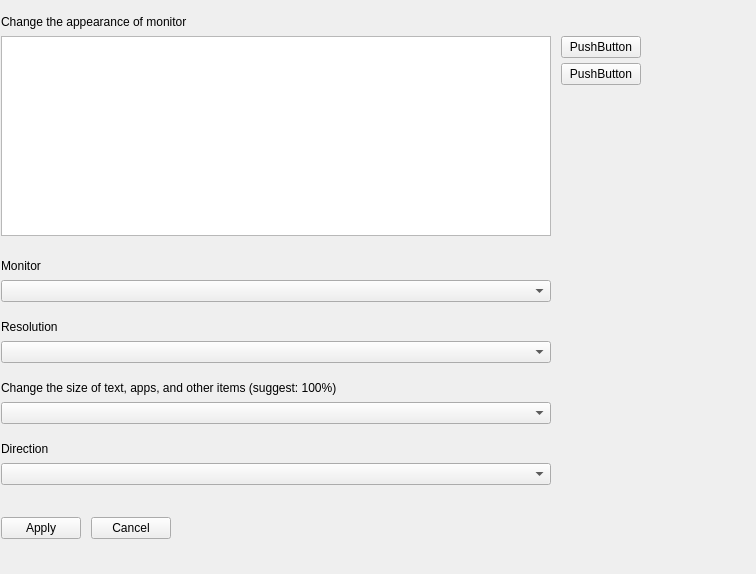
The window that plugins/system/display/display.ui (ukui/ukui-control-center) describes before a commit, drawn with Qt 5.
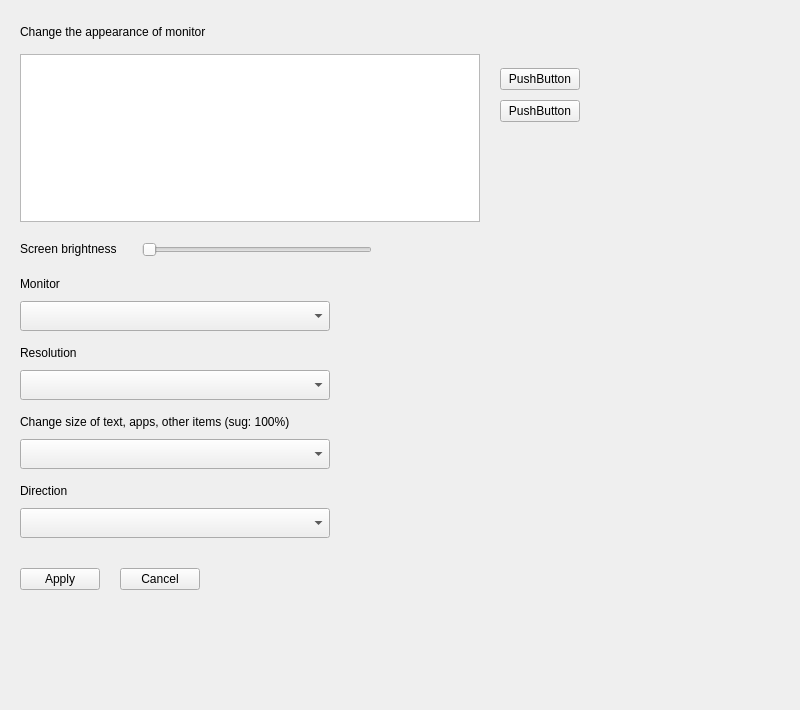
The same window after the commit.

Commit message: ukui3.0 ukui-control-center(exclude frame modules 30; unfinish 12; finish need beautify 18)  * 框架的初步美化，按照规范设置布局  * 系统模块的初步美化，按照规范设置布局

The edit to the form file:
```diff
--- a/plugins/system/display/display.ui
+++ b/plugins/system/display/display.ui
@@ -6,20 +6,20 @@
    <rect>
     <x>0</x>
     <y>0</y>
-    <width>756</width>
-    <height>574</height>
+    <width>800</width>
+    <height>710</height>
    </rect>
   </property>
   <property name="minimumSize">
    <size>
-    <width>756</width>
-    <height>574</height>
+    <width>800</width>
+    <height>710</height>
    </size>
   </property>
   <property name="maximumSize">
    <size>
-    <width>756</width>
-    <height>574</height>
+    <width>800</width>
+    <height>710</height>
    </size>
   </property>
   <property name="windowTitle">
@@ -40,44 +40,83 @@
    </property>
    <item>
     <widget class="QStackedWidget" name="StackedWidget">
-     <widget class="QWidget" name="Page1" native="true">
+     <property name="frameShape">
+      <enum>QFrame::NoFrame</enum>
+     </property>
+     <widget class="QWidget" name="Page1">
       <layout class="QHBoxLayout" name="horizontalLayout">
        <property name="spacing">
-        <number>10</number>
+        <number>20</number>
        </property>
        <property name="leftMargin">
-        <number>1</number>
+        <number>20</number>
+       </property>
+       <property name="topMargin">
+        <number>25</number>
+       </property>
+       <property name="rightMargin">
+        <number>0</number>
+       </property>
+       <property name="bottomMargin">
+        <number>0</number>
        </property>
        <item>
         <layout class="QVBoxLayout" name="verticalLayout">
          <property name="spacing">
-          <number>2</number>
+          <number>10</number>
          </property>
          <item>
-          <widget class="QLabel" name="label">
+          <widget class="QLabel" name="titleLabel">
+           <property name="sizePolicy">
+            <sizepolicy hsizetype="Fixed" vsizetype="Fixed">
+             <horstretch>0</horstretch>
+             <verstretch>0</verstretch>
+            </sizepolicy>
+           </property>
            <property name="minimumSize">
             <size>
              <width>0</width>
-             <height>25</height>
+             <height>0</height>
             </size>
            </property>
+           <property name="font">
+            <font>
+             <pointsize>9</pointsize>
+            </font>
+           </property>
            <property name="text">
             <string>Change the appearance of monitor</string>
            </property>
           </widget>
          </item>
+         <item>
+          <spacer name="verticalSpacer_8">
+           <property name="orientation">
+            <enum>Qt::Vertical</enum>
+           </property>
+           <property name="sizeType">
+            <enum>QSizePolicy::Fixed</enum>
+           </property>
+           <property name="sizeHint" stdset="0">
+            <size>
+             <width>20</width>
+             <height>5</height>
+            </size>
+           </property>
+          </spacer>
+         </item>
          <item>
           <widget class="QGraphicsView" name="graphicsView">
            <property name="minimumSize">
             <size>
-             <width>550</width>
-             <height>200</height>
+             <width>460</width>
+             <height>168</height>
             </size>
            </property>
            <property name="maximumSize">
             <size>
-             <width>550</width>
-             <height>200</height>
+             <width>460</width>
+             <height>168</height>
             </size>
            </property>
           </widget>
@@ -93,17 +132,97 @@
            <property name="sizeHint" stdset="0">
             <size>
              <width>20</width>
-             <height>15</height>
+             <height>5</height>
+            </size>
+           </property>
+          </spacer>
+         </item>
+         <item>
+          <layout class="QHBoxLayout" name="horizontalLayout_5">
+           <property name="spacing">
+            <number>25</number>
+           </property>
+           <item>
+            <widget class="QLabel" name="label_6">
+             <property name="sizePolicy">
+              <sizepolicy hsizetype="Fixed" vsizetype="Fixed">
+               <horstretch>0</horstretch>
+               <verstretch>0</verstretch>
+              </sizepolicy>
+             </property>
+             <property name="text">
+              <string>Screen brightness</string>
+             </property>
+             <property name="scaledContents">
+              <bool>true</bool>
+             </property>
+            </widget>
+           </item>
+           <item>
+            <widget class="QSlider" name="horizontalSlider">
+             <property name="minimumSize">
+              <size>
+               <width>230</width>
+               <height>0</height>
+              </size>
+             </property>
+             <property name="maximumSize">
+              <size>
+               <width>230</width>
+               <height>16777215</height>
+              </size>
+             </property>
+             <property name="orientation">
+              <enum>Qt::Horizontal</enum>
+             </property>
+            </widget>
+           </item>
+           <item>
+            <spacer name="horizontalSpacer_3">
+             <property name="orientation">
+              <enum>Qt::Horizontal</enum>
+             </property>
+             <property name="sizeType">
+              <enum>QSizePolicy::Expanding</enum>
+             </property>
+             <property name="sizeHint" stdset="0">
+              <size>
+               <width>40</width>
+               <height>25</height>
+              </size>
+             </property>
+            </spacer>
+           </item>
+          </layout>
+         </item>
+         <item>
+          <spacer name="verticalSpacer_9">
+           <property name="orientation">
+            <enum>Qt::Vertical</enum>
+           </property>
+           <property name="sizeType">
+            <enum>QSizePolicy::Fixed</enum>
+           </property>
+           <property name="sizeHint" stdset="0">
+            <size>
+             <width>20</width>
+             <height>5</height>
             </size>
            </property>
           </spacer>
          </item>
          <item>
           <widget class="QLabel" name="label_2">
+           <property name="sizePolicy">
+            <sizepolicy hsizetype="Fixed" vsizetype="Fixed">
+             <horstretch>0</horstretch>
+             <verstretch>0</verstretch>
+            </sizepolicy>
+           </property>
            <property name="minimumSize">
             <size>
              <width>0</width>
-             <height>25</height>
+             <height>0</height>
             </size>
            </property>
            <property name="text">
@@ -112,7 +231,20 @@
           </widget>
          </item>
          <item>
-          <widget class="QComboBox" name="comboBox"/>
+          <widget class="QComboBox" name="comboBox">
+           <property name="minimumSize">
+            <size>
+             <width>310</width>
+             <height>30</height>
+            </size>
+           </property>
+           <property name="maximumSize">
+            <size>
+             <width>310</width>
+             <height>30</height>
+            </size>
+           </property>
+          </widget>
          </item>
          <item>
           <spacer name="verticalSpacer_3">
@@ -125,17 +257,23 @@
            <property name="sizeHint" stdset="0">
             <size>
              <width>20</width>
-             <height>10</height>
+             <height>5</height>
             </size>
            </property>
           </spacer>
          </item>
          <item>
           <widget class="QLabel" name="label_3">
+           <property name="sizePolicy">
+            <sizepolicy hsizetype="Fixed" vsizetype="Fixed">
+             <horstretch>0</horstretch>
+             <verstretch>0</verstretch>
+            </sizepolicy>
+           </property>
            <property name="minimumSize">
             <size>
              <width>0</width>
-             <height>25</height>
+             <height>0</height>
             </size>
            </property>
            <property name="text">
@@ -144,7 +282,20 @@
           </widget>
          </item>
          <item>
-          <widget class="QComboBox" name="comboBox_2"/>
+          <widget class="QComboBox" name="comboBox_2">
+           <property name="minimumSize">
+            <size>
+             <width>310</width>
+             <height>30</height>
+            </size>
+           </property>
+           <property name="maximumSize">
+            <size>
+             <width>310</width>
+             <height>30</height>
+            </size>
+           </property>
+          </widget>
          </item>
          <item>
           <spacer name="verticalSpacer_4">
@@ -157,26 +308,48 @@
            <property name="sizeHint" stdset="0">
             <size>
              <width>20</width>
-             <height>10</height>
+             <height>5</height>
             </size>
            </property>
           </spacer>
          </item>
          <item>
           <widget class="QLabel" name="label_4">
+           <property name="sizePolicy">
+            <sizepolicy hsizetype="Fixed" vsizetype="Fixed">
+             <horstretch>0</horstretch>
+             <verstretch>0</verstretch>
+            </sizepolicy>
+           </property>
            <property name="minimumSize">
             <size>
              <width>0</width>
-             <height>25</height>
+             <height>0</height>
             </size>
            </property>
            <property name="text">
-            <string>Change the size of text, apps, and other items (suggest: 100%)</string>
+            <string>Change size of text, apps, other items (sug: 100%)</string>
+           </property>
+           <property name="scaledContents">
+            <bool>true</bool>
            </property>
           </widget>
          </item>
          <item>
-          <widget class="QComboBox" name="comboBox_3"/>
+          <widget class="QComboBox" name="comboBox_3">
+           <property name="minimumSize">
+            <size>
+             <width>310</width>
+             <height>30</height>
+            </size>
+           </property>
+           <property name="maximumSize">
+            <size>
+             <width>310</width>
+             <height>30</height>
+            </size>
+           </property>
+          </widget>
          </item>
          <item>
           <spacer name="verticalSpacer_5">
@@ -189,17 +362,23 @@
            <property name="sizeHint" stdset="0">
             <size>
              <width>20</width>
-             <height>10</height>
+             <height>5</height>
             </size>
            </property>
           </spacer>
          </item>
          <item>
           <widget class="QLabel" name="label_5">
+           <property name="sizePolicy">
+            <sizepolicy hsizetype="Fixed" vsizetype="Fixed">
+             <horstretch>0</horstretch>
+             <verstretch>0</verstretch>
+            </sizepolicy>
+           </property>
            <property name="minimumSize">
             <size>
              <width>0</width>
-             <height>25</height>
+             <height>0</height>
             </size>
            </property>
            <property name="text">
@@ -208,7 +387,20 @@
           </widget>
          </item>
          <item>
-          <widget class="QComboBox" name="comboBox_4"/>
+          <widget class="QComboBox" name="comboBox_4">
+           <property name="minimumSize">
+            <size>
+             <width>310</width>
+             <height>30</height>
+            </size>
+           </property>
+           <property name="maximumSize">
+            <size>
+             <width>310</width>
+             <height>30</height>
+            </size>
+           </property>
+          </widget>
          </item>
          <item>
           <spacer name="verticalSpacer_6">
@@ -221,7 +413,7 @@
            <property name="sizeHint" stdset="0">
             <size>
              <width>20</width>
-             <height>30</height>
+             <height>20</height>
             </size>
            </property>
           </spacer>
@@ -229,7 +421,7 @@
          <item>
           <layout class="QHBoxLayout" name="horizontalLayout_3">
            <property name="spacing">
-            <number>10</number>
+            <number>20</number>
            </property>
            <item>
             <widget class="QPushButton" name="pushButton_3">
@@ -265,10 +457,13 @@
            <property name="orientation">
             <enum>Qt::Vertical</enum>
            </property>
+           <property name="sizeType">
+            <enum>QSizePolicy::Expanding</enum>
+           </property>
            <property name="sizeHint" stdset="0">
             <size>
              <width>20</width>
-             <height>40</height>
+             <height>10</height>
             </size>
            </property>
           </spacer>
@@ -278,10 +473,10 @@
        <item>
         <layout class="QVBoxLayout" name="verticalLayout_2">
          <property name="spacing">
-          <number>5</number>
+          <number>10</number>
          </property>
          <property name="topMargin">
-          <number>27</number>
+          <number>43</number>
          </property>
          <item>
           <widget class="QPushButton" name="pushButton_2">
```
Left out of the diff: 15 changed lines with no effect on the pictures. The commit also changes 19 other files.
